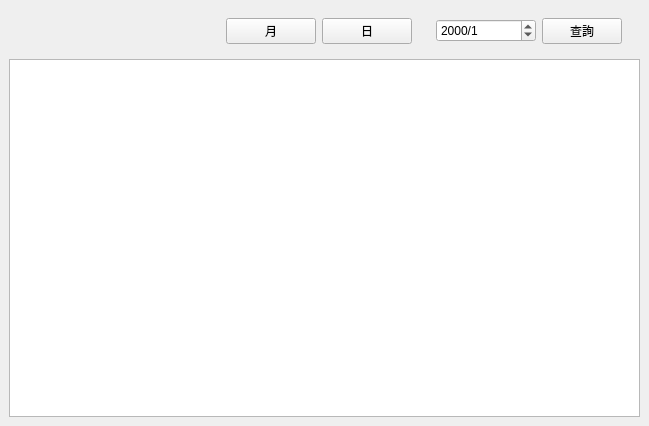
The window that src/AdbClient/StageReport/LayerUserReport.ui (roger0816/Adb) describes before a commit, drawn with Qt 5.
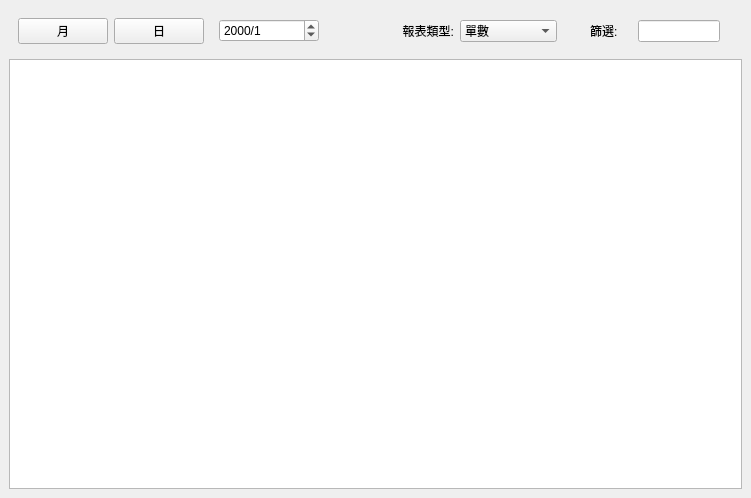
The same window after the commit. The open tabs and pages were chosen to show the change.

What changed in the file:
```diff
--- a/src/AdbClient/StageReport/LayerUserReport.ui
+++ b/src/AdbClient/StageReport/LayerUserReport.ui
@@ -6,8 +6,8 @@
    <rect>
     <x>0</x>
     <y>0</y>
-    <width>649</width>
-    <height>426</height>
+    <width>751</width>
+    <height>498</height>
    </rect>
   </property>
   <property name="windowTitle">
@@ -41,40 +41,12 @@
          </size>
         </property>
         <layout class="QHBoxLayout" name="horizontalLayout_2">
-         <item>
-          <spacer name="horizontalSpacer_2">
-           <property name="orientation">
-            <enum>Qt::Horizontal</enum>
-           </property>
-           <property name="sizeHint" stdset="0">
-            <size>
-             <width>40</width>
-             <height>20</height>
-            </size>
-           </property>
-          </spacer>
-         </item>
-         <item>
-          <widget class="QWidget" name="widget_4" native="true">
-           <property name="minimumSize">
-            <size>
-             <width>200</width>
-             <height>0</height>
-            </size>
-           </property>
-           <layout class="QHBoxLayout" name="horizontalLayout_3">
+         <property name="spacing">
+          <number>20</number>
+         </property>
             <property name="leftMargin">
              <number>0</number>
             </property>
-            <property name="topMargin">
-             <number>0</number>
-            </property>
-            <property name="rightMargin">
-             <number>0</number>
-            </property>
-            <property name="bottomMargin">
-             <number>0</number>
-            </property>
             <item>
              <widget class="QWidget" name="widget_2" native="true">
               <layout class="QHBoxLayout" name="horizontalLayout">
@@ -125,9 +97,6 @@
                  </property>
                 </widget>
                </item>
-              </layout>
-             </widget>
-            </item>
             <item>
              <widget class="QStackedWidget" name="stackDate">
               <property name="sizePolicy">
@@ -137,7 +106,7 @@
                </sizepolicy>
               </property>
               <property name="currentIndex">
-               <number>0</number>
+               <number>1</number>
               </property>
               <widget class="QWidget" name="stackedWidget_3Page1" native="true">
                <layout class="QGridLayout" name="gridLayout_2">
@@ -163,13 +132,6 @@
                   </property>
                  </widget>
                 </item>
-                <item row="0" column="1">
-                 <widget class="QPushButton" name="btnUserReport">
-                  <property name="text">
-                   <string>查詢</string>
-                  </property>
-                 </widget>
-                </item>
                </layout>
               </widget>
               <widget class="QWidget" name="page">
@@ -194,6 +156,90 @@
            </layout>
           </widget>
          </item>
+         <item>
+          <widget class="QWidget" name="widget_4" native="true">
+           <property name="minimumSize">
+            <size>
+             <width>200</width>
+             <height>0</height>
+            </size>
+           </property>
+           <layout class="QHBoxLayout" name="horizontalLayout_3">
+            <property name="leftMargin">
+             <number>0</number>
+            </property>
+            <property name="topMargin">
+             <number>0</number>
+            </property>
+            <property name="rightMargin">
+             <number>0</number>
+            </property>
+            <property name="bottomMargin">
+             <number>0</number>
+            </property>
+            <item>
+             <widget class="QLabel" name="label_3">
+              <property name="text">
+               <string>報表類型:</string>
+              </property>
+              <property name="alignment">
+               <set>Qt::AlignRight|Qt::AlignTrailing|Qt::AlignVCenter</set>
+              </property>
+             </widget>
+            </item>
+            <item>
+             <widget class="QComboBox" name="cbType">
+              <item>
+               <property name="text">
+                <string>單數</string>
+               </property>
+              </item>
+              <item>
+               <property name="text">
+                <string>儲值時間</string>
+               </property>
+              </item>
+             </widget>
+            </item>
+           </layout>
+          </widget>
+         </item>
+         <item>
+          <spacer name="horizontalSpacer_2">
+           <property name="orientation">
+            <enum>Qt::Horizontal</enum>
+           </property>
+           <property name="sizeHint" stdset="0">
+            <size>
+             <width>40</width>
+             <height>20</height>
+            </size>
+           </property>
+          </spacer>
+         </item>
+         <item>
+          <widget class="QLabel" name="label_2">
+           <property name="text">
+            <string>篩選:</string>
+           </property>
+          </widget>
+         </item>
+         <item>
+          <widget class="QLineEdit" name="lineEdit"/>
+         </item>
+         <item>
+          <spacer name="horizontalSpacer">
+           <property name="orientation">
+            <enum>Qt::Horizontal</enum>
+           </property>
+           <property name="sizeHint" stdset="0">
+            <size>
+             <width>40</width>
+             <height>20</height>
+            </size>
+           </property>
+          </spacer>
+         </item>
         </layout>
        </widget>
       </item>
@@ -202,6 +248,9 @@
         <property name="editTriggers">
          <set>QAbstractItemView::NoEditTriggers</set>
         </property>
+        <attribute name="horizontalHeaderDefaultSectionSize">
+         <number>120</number>
+        </attribute>
         <attribute name="verticalHeaderVisible">
          <bool>false</bool>
         </attribute>
```
Lines whose indentation alone changed are shown as unchanged.
